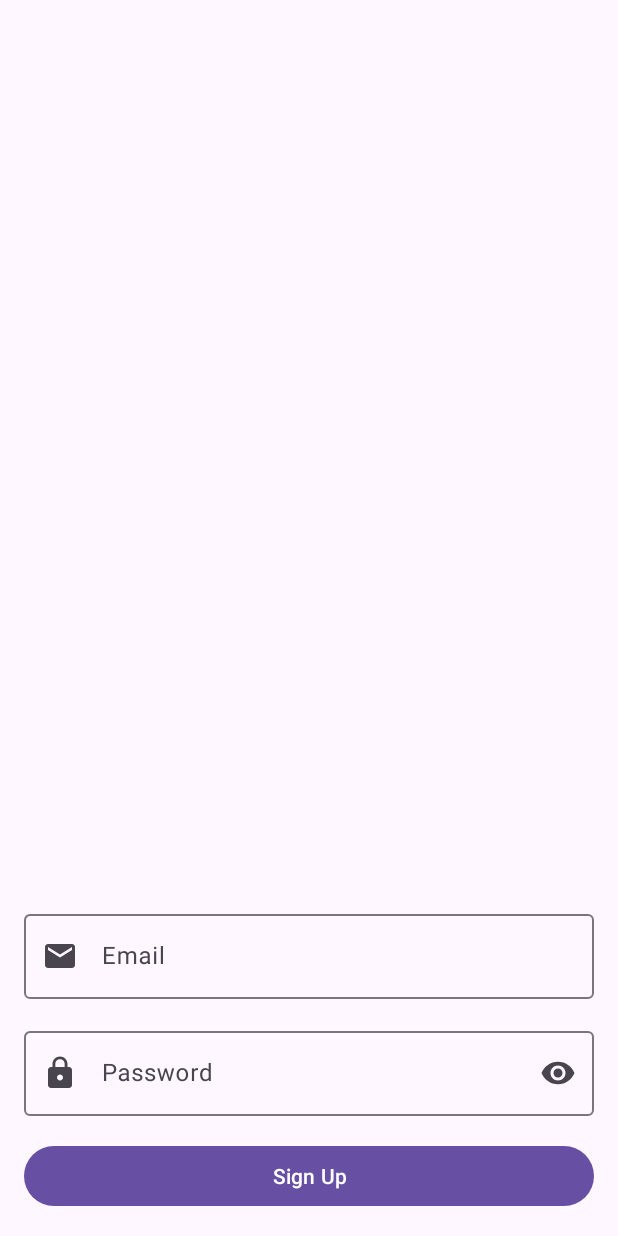
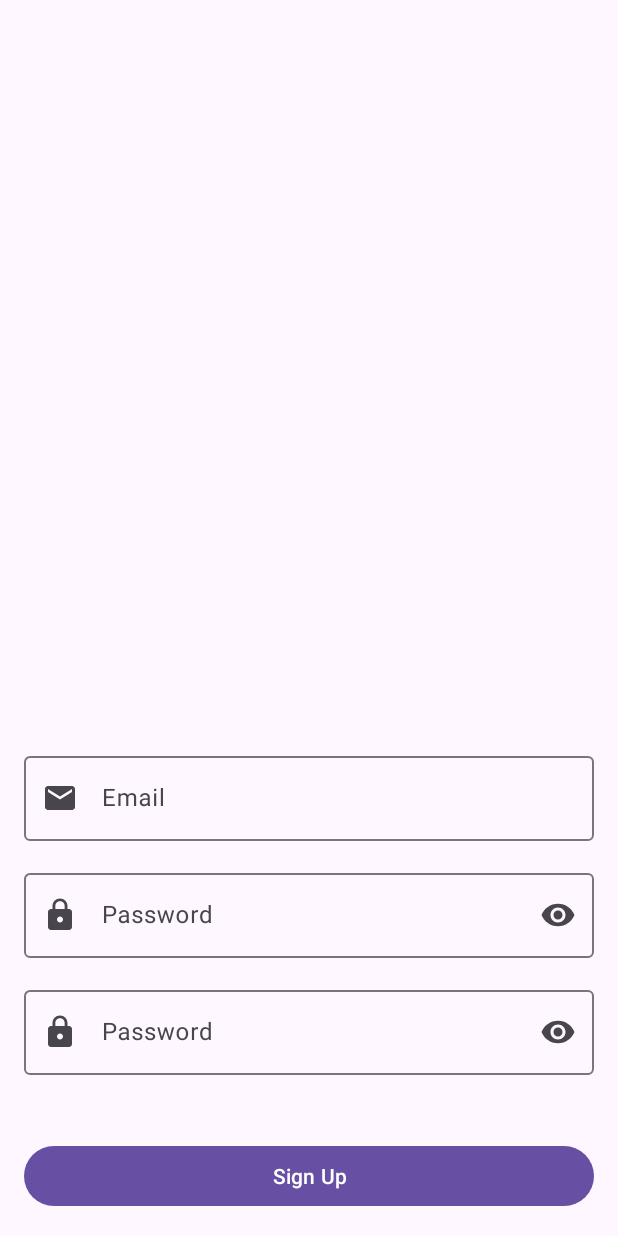
Before and after one commit to Zhigaras/Discuss, an Android app: the screen it shows after launch (MainActivity), after a tap on "Sign Up", on a phone screen of 412 x 824 dp. Run offline under Robolectric (Android 15) with nearby library versions, the phone set to English and light mode, and no system bars; our stand-ins replace Firebase (no records; nobody signed in at launch, a user with empty details on screens opened directly); 2 other taps on this screen came first.

Commit message:
signIn and signUp layouts fixed

```diff
--- a/feature/login/src/main/java/com/zhigaras/login/presentation/input/AbstractInputLayout.kt
+++ b/feature/login/src/main/java/com/zhigaras/login/presentation/input/AbstractInputLayout.kt
@@ -1,18 +1,29 @@
 package com.zhigaras.login.presentation.input
 
 import android.content.Context
+import android.os.Bundle
+import android.os.Parcelable
+import android.text.TextWatcher
 import android.util.AttributeSet
 import com.google.android.material.textfield.TextInputLayout
+
 
 abstract class AbstractInputLayout @JvmOverloads constructor(
     context: Context,
     attrs: AttributeSet,
     defStyleAttr: Int = 0
-) : TextInputLayout(context, attrs, defStyleAttr), InputValidation {
+) : TextInputLayout(context, attrs, defStyleAttr), InputValidation, Init {
 
     protected abstract val errorMessageId: Int
-    private val textWatcher = AuthTextWatcher { error = "" }
+    protected abstract var textWatcher: TextWatcher
+
+    protected abstract fun innerIsValid(): Boolean
+
     fun text(): String = (editText?.text ?: "").toString()
+
+    override fun initTextWatcher(textWatcher: TextWatcher) {
+        this.textWatcher = textWatcher
+    }
 
     override fun onAttachedToWindow() {
         super.onAttachedToWindow()
@@ -25,10 +36,30 @@ abstract class AbstractInputLayout @JvmOverloads constructor(
         return isValid
     }
 
-    protected abstract fun innerIsValid(): Boolean
+    override fun onSaveInstanceState(): Parcelable? {
+        val bundle = Bundle().also {
+            it.putParcelable("state", super.onSaveInstanceState())
+            it.putString("text", editText!!.text.toString())
+        }
+        return bundle
+    }
+
+    override fun onRestoreInstanceState(state: Parcelable?) {
+        if (state is Bundle) {
+            editText!!.setText(state.getString("text"))
+            super.onRestoreInstanceState(state.getParcelable("state"))
+        } else {
+            super.onRestoreInstanceState(state)
+        }
+    }
 }
 
 interface InputValidation {
 
     fun isValid(): Boolean
 }
+
+interface Init {
+
+    fun initTextWatcher(textWatcher: TextWatcher)
+}
--- a/feature/login/src/main/java/com/zhigaras/login/presentation/input/EmailInput.kt
+++ b/feature/login/src/main/java/com/zhigaras/login/presentation/input/EmailInput.kt
@@ -1,6 +1,7 @@
 package com.zhigaras.login.presentation.input
 
 import android.content.Context
+import android.text.TextWatcher
 import android.util.AttributeSet
 import android.util.Patterns
 import com.zhigaras.login.R
@@ -13,6 +14,8 @@ class EmailInput @JvmOverloads constructor(
 
     override val errorMessageId = R.string.email_input_error
 
+    override var textWatcher: TextWatcher = AuthTextWatcher { error = "" }
+
     override fun innerIsValid(): Boolean {
         return Patterns.EMAIL_ADDRESS.matcher(text()).matches()
     }
--- a/feature/login/src/main/java/com/zhigaras/login/presentation/input/PasswordInput.kt
+++ b/feature/login/src/main/java/com/zhigaras/login/presentation/input/PasswordInput.kt
@@ -1,6 +1,7 @@
 package com.zhigaras.login.presentation.input
 
 import android.content.Context
+import android.text.TextWatcher
 import android.util.AttributeSet
 import com.zhigaras.login.R
 
@@ -12,6 +13,8 @@ class PasswordInput @JvmOverloads constructor(
 
     override val errorMessageId: Int = R.string.password_input_error
 
+    override var textWatcher: TextWatcher = AuthTextWatcher { error = "" }
+
     override fun innerIsValid(): Boolean {
         return text().length > 5
     }
--- a/feature/login/src/main/java/com/zhigaras/login/presentation/input/PasswordLayout.kt
+++ b/feature/login/src/main/java/com/zhigaras/login/presentation/input/PasswordLayout.kt
@@ -1,40 +1,38 @@
 package com.zhigaras.login.presentation.input
 
 import android.content.Context
+import android.text.TextWatcher
 import android.util.AttributeSet
-import android.view.LayoutInflater
 import android.widget.LinearLayout
+import android.widget.TextView
 import com.zhigaras.login.R
-import com.zhigaras.login.databinding.PasswordLayoutBinding
 
 class PasswordLayout @JvmOverloads constructor(
     context: Context,
     attrs: AttributeSet,
     defStyleAttr: Int = 0
-) : LinearLayout(context, attrs, defStyleAttr), InputValidation {
+) : LinearLayout(context, attrs, defStyleAttr), InputValidation, Init {
 
-    private val binding = PasswordLayoutBinding.inflate(LayoutInflater.from(context), this)
-    private val passwordLayout = // TODO: refactor
-        binding.passwordLayout.findViewById<AbstractInputLayout>(R.id.password_layout)
-    private val confirmPasswordLayout =
-        binding.confirmPasswordLayout.findViewById<AbstractInputLayout>(R.id.password_layout)
+    private val passwordLayout = findViewById<PasswordInput>(R.id.input_password)
+    private val confirmPasswordLayout = findViewById<PasswordInput>(R.id.confirm_password)
+    private val errorView = findViewById<TextView>(R.id.password_mismatch_error_view)
 
     init {
-        orientation = VERTICAL
-        listOf(passwordLayout.editText, confirmPasswordLayout.editText).forEach {
-            it?.addTextChangedListener(AuthTextWatcher {
-                binding.passwordMismatchErrorView.visibility = GONE
-            })
-        }
+        initTextWatcher(AuthTextWatcher { errorView.visibility = GONE })
     }
 
     private val errorMessageId: Int = R.string.password_matching_error
 
     override fun isValid(): Boolean {
         val isValid = innerIsValid()
-        binding.passwordMismatchErrorView.text =
-            if (isValid) "" else context.getString(errorMessageId)
+        errorView.text = if (isValid) "" else context.getString(errorMessageId)
         return isValid
+    }
+
+    override fun initTextWatcher(textWatcher: TextWatcher) {
+        listOf(passwordLayout, confirmPasswordLayout).forEach {
+            it?.initTextWatcher(textWatcher)
+        }
     }
 
     private fun innerIsValid(): Boolean {
@@ -43,7 +41,6 @@ class PasswordLayout @JvmOverloads constructor(
         return passwordLayout.text() == confirmPasswordLayout.text()
     }
 
-
     fun text(): String {
         return passwordLayout.text()
     }
--- a/feature/login/src/main/java/com/zhigaras/login/presentation/signin/SignInFragment.kt
+++ b/feature/login/src/main/java/com/zhigaras/login/presentation/signin/SignInFragment.kt
@@ -15,7 +15,7 @@ class SignInFragment : BaseFragment<FragmentSignInBinding, SignInUiState>() {
     override fun onViewCreated(view: View, savedInstanceState: Bundle?) {
         super.onViewCreated(view, savedInstanceState)
 
-        val inputList = listOf(binding.emailInput.inputLayout, binding.passwordInput.inputLayout)
+        val inputList = listOf(binding.emailInput.root, binding.passwordInput.root)
 
         binding.signInWithPassword.setOnClickListener {
             val isAllValid = inputList.map { it.isValid() }.all { it }
--- a/feature/login/src/main/res/layout/email_input_layout.xml
+++ b/feature/login/src/main/res/layout/email_input_layout.xml
@@ -1,7 +1,6 @@
 <?xml version="1.0" encoding="utf-8"?>
 <com.zhigaras.login.presentation.input.EmailInput xmlns:android="http://schemas.android.com/apk/res/android"
     xmlns:app="http://schemas.android.com/apk/res-auto"
-    android:id="@+id/input_layout"
     style="@style/Widget.Material3.TextInputLayout.OutlinedBox"
     android:layout_width="match_parent"
     android:layout_height="wrap_content"
@@ -11,7 +10,6 @@
     app:startIconDrawable="@drawable/baseline_email_24">
 
     <com.google.android.material.textfield.TextInputEditText
-        android:id="@+id/edittext"
         android:layout_width="match_parent"
         android:layout_height="wrap_content"
         android:inputType="textEmailAddress"
--- a/feature/login/src/main/res/layout/fragment_sign_in.xml
+++ b/feature/login/src/main/res/layout/fragment_sign_in.xml
@@ -24,12 +24,12 @@
 
         <TextView
             android:id="@+id/forgot_password_text"
-            android:layout_width="match_parent"
+            android:layout_width="wrap_content"
             android:layout_height="wrap_content"
+            android:layout_gravity="end"
             android:layout_marginTop="8dp"
             android:clickable="true"
             android:focusable="true"
-            android:gravity="end"
             android:text="@string/forgot_password" />
 
         <include layout="@layout/spacer16dp" />
--- a/feature/login/src/main/res/layout/fragment_sign_up.xml
+++ b/feature/login/src/main/res/layout/fragment_sign_up.xml
@@ -7,14 +7,14 @@
     android:padding="16dp">
 
     <include
-        android:id="@+id/email_input"
+        android:id="@+id/email_input_layout"
         layout="@layout/email_input_layout" />
 
     <include layout="@layout/spacer16dp" />
 
     <include
-        android:id="@+id/password_input"
-        layout="@layout/single_password_input_layout" />
+        android:id="@+id/password_input_layout"
+        layout="@layout/password_layout" />
 
     <include layout="@layout/spacer16dp" />
 
--- a/feature/login/src/main/res/layout/password_layout.xml
+++ b/feature/login/src/main/res/layout/password_layout.xml
@@ -1,22 +1,23 @@
 <?xml version="1.0" encoding="utf-8"?>
-<merge xmlns:android="http://schemas.android.com/apk/res/android"
-    xmlns:tools="http://schemas.android.com/tools"
+<com.zhigaras.login.presentation.input.PasswordLayout xmlns:android="http://schemas.android.com/apk/res/android"
     android:layout_width="match_parent"
     android:layout_height="wrap_content"
-    android:orientation="vertical"
-    tools:parentTag="android.widget.LinearLayout">
+    android:orientation="vertical">
 
-    <ViewStub
-        android:id="@+id/password_layout"
-        android:layout="@layout/single_password_input_layout" />
+    <include
+        android:id="@+id/input_password"
+        layout="@layout/single_password_input_layout" />
 
-    <ViewStub
-        android:id="@+id/confirm_password_layout"
-        android:layout="@layout/single_password_input_layout" />
+    <include layout="@layout/spacer16dp" />
+
+    <include
+        android:id="@+id/confirm_password"
+        layout="@layout/single_password_input_layout" />
 
     <TextView
         android:id="@+id/password_mismatch_error_view"
         android:layout_width="match_parent"
-        android:layout_height="wrap_content" />
+        android:layout_height="wrap_content"
+        android:textAppearance="@style/ErrorText" />
 
-</merge>
+</com.zhigaras.login.presentation.input.PasswordLayout>
--- a/feature/login/src/main/res/layout/single_password_input_layout.xml
+++ b/feature/login/src/main/res/layout/single_password_input_layout.xml
@@ -1,7 +1,6 @@
 <?xml version="1.0" encoding="utf-8"?>
 <com.zhigaras.login.presentation.input.PasswordInput xmlns:android="http://schemas.android.com/apk/res/android"
     xmlns:app="http://schemas.android.com/apk/res-auto"
-    android:id="@+id/input_layout"
     style="@style/Widget.Material3.TextInputLayout.OutlinedBox"
     android:layout_width="match_parent"
     android:layout_height="wrap_content"
@@ -11,7 +10,6 @@
     app:startIconDrawable="@drawable/baseline_lock_24">
 
     <com.google.android.material.textfield.TextInputEditText
-        android:id="@+id/edittext"
         android:layout_width="match_parent"
         android:layout_height="wrap_content"
         android:inputType="textPassword"
--- a/feature/login/src/main/res/values/colors.xml
+++ b/feature/login/src/main/res/values/colors.xml
@@ -2,4 +2,5 @@
 <resources>
     <color name="gray">#5C5C5C</color>
     <color name="semi_transparent">#7E000000</color>
+    <color name="red">#7EB60000</color>
 </resources>
--- /dev/null
+++ b/feature/login/src/main/res/values/styles.xml
@@ -0,0 +1,8 @@
+<?xml version="1.0" encoding="utf-8"?>
+<resources>
+
+    <style name="ErrorText">
+        <item name="android:textSize">20sp</item>
+        <item name="android:textColor">@color/red</item>
+    </style>
+</resources>
```
